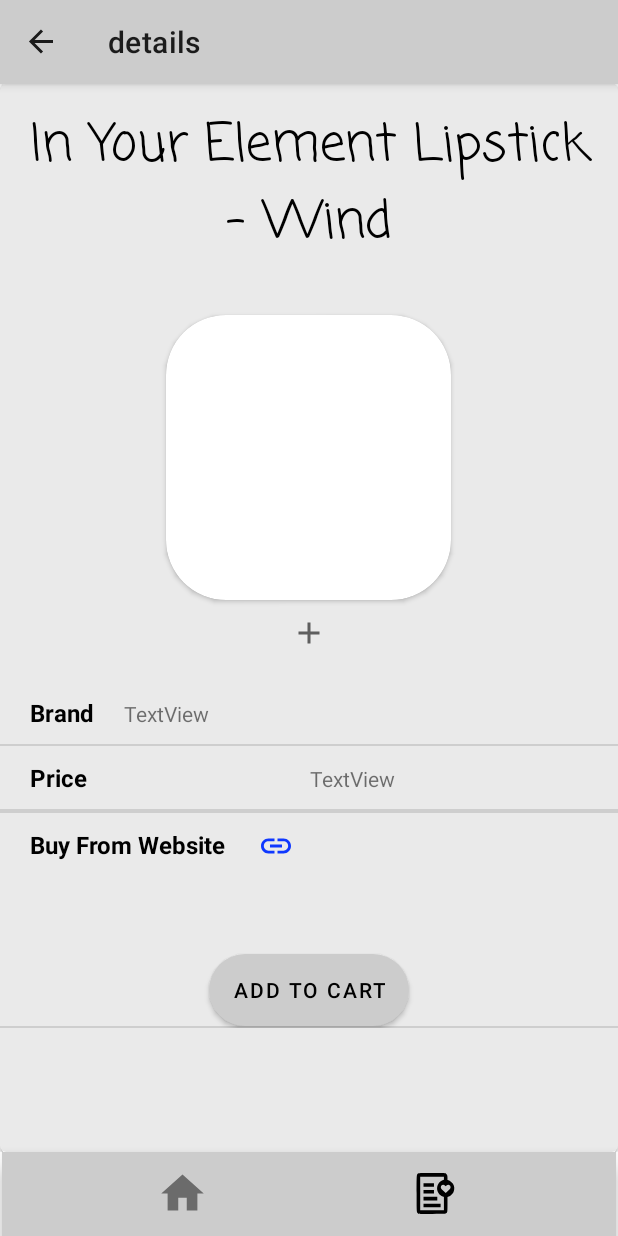
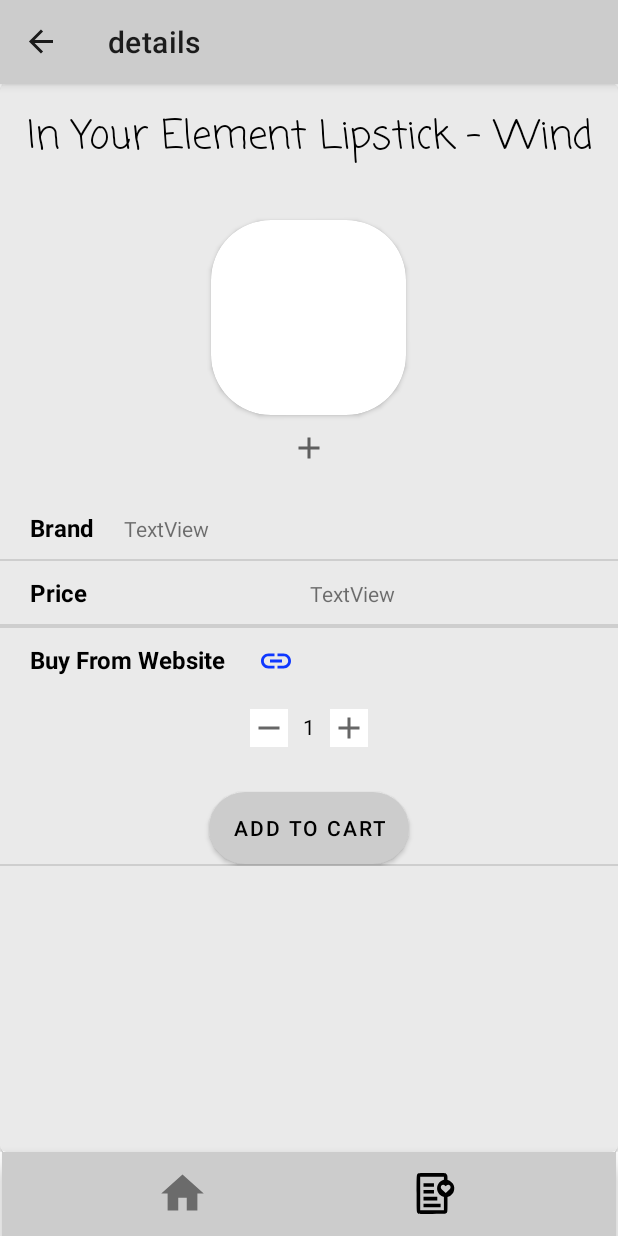
Before and after one commit to Hindalzarah/BeautyStop, an Android app: the DetailsFragment screen opened through its navigation route, on a phone screen of 412 x 824 dp. Run offline under Robolectric (Android 15) with nearby library versions, the phone set to English and light mode, and no system bars; our stand-ins replace Firebase (no records; nobody signed in at launch, a user with empty details on screens opened directly), Picasso, navigation-ui; pictures from the network do not load.

Commit message:
cart (not complete)

```diff
--- a/app/src/main/java/com/example/beautystop/api/MakeupApi.kt
+++ b/app/src/main/java/com/example/beautystop/api/MakeupApi.kt
@@ -1,6 +1,7 @@
 package com.example.beautystop.api
 
 import com.example.beautystop.models.MakeupModel
+import com.example.beautystop.models.ShoppingBagModel
 import com.example.beautystop.models.WishlistModel
 import okhttp3.ResponseBody
 import retrofit2.Response
@@ -41,12 +42,24 @@ interface MakeupApi {
 
 
 
+    //shopping bag functions
+
+    @GET("/shoppingbag")
+    suspend fun getShoppingBag(@Query ("userId") userId: String): Response<List<ShoppingBagModel>>
+
+    //to add products to the wishlist fragment
+    @POST("/shoppingbag")
+    suspend fun addToShoppingBag( @Body ShoppingBag: ShoppingBagModel): Response<ResponseBody>
+
+    //to remove products from the wishlist fragment
+
+    @DELETE("/shoppingbag/{id}")
+    suspend fun deleteFromShoppingBag( @Path("id") Id: String): Response<ResponseBody>
 
 
-
-
-
-
+    @PUT("/shoppingbag/{id}")
+    suspend fun editShoppingBag( @Path("id") Id: String,
+                              @Body ShoppingBag: ShoppingBagModel  ): Response<ShoppingBagModel>
 
 
 
--- a/app/src/main/java/com/example/beautystop/util/RegistrationTestingUtil.kt
+++ b/app/src/main/java/com/example/beautystop/util/RegistrationTestingUtil.kt
@@ -36,4 +36,6 @@ class RegistrationTestingUtil {
             }
             return true
         }
+
+
     }
--- /dev/null
+++ b/app/src/main/java/com/example/beautystop/view/DetailsViewModel.kt
@@ -0,0 +1,53 @@
+package com.example.beautystop.view
+
+import android.util.Log
+import androidx.lifecycle.MutableLiveData
+import androidx.lifecycle.ViewModel
+import androidx.lifecycle.viewModelScope
+import com.example.beautystop.models.MakeupModel
+import com.example.beautystop.models.ShoppingBagModel
+import com.example.beautystop.repositories.WishlistApiServiceRepository
+import com.google.firebase.auth.FirebaseAuth
+import kotlinx.coroutines.Dispatchers
+import kotlinx.coroutines.launch
+
+private const val TAG = "DetailsViewModel"
+class DetailsViewModel: ViewModel() {
+
+    private val apiWish_ShoppingBag = WishlistApiServiceRepository.get()
+    val userId = FirebaseAuth.getInstance().currentUser?.uid ?: ""
+    val makeupProductsLiveData = MutableLiveData<List<MakeupModel>>()
+    val makeupProductsErrorLiveData = MutableLiveData<String>()
+
+
+    fun addToShoppingBag(shoppingBagModel: MakeupModel,quantity: Int) {
+        viewModelScope.launch(Dispatchers.IO) {
+            try {
+
+                val response = apiWish_ShoppingBag.addToShoppingCart(ShoppingBagModel(shoppingBagModel.imageLink!!,
+                    shoppingBagModel.imageLink,
+                    shoppingBagModel.name!!,
+                    (shoppingBagModel.price!!.toInt()*quantity),quantity,userId))
+                if (response.isSuccessful) {
+
+
+                    Log.d(TAG, this.toString())
+
+                    //using the livedata to pass the response to the view
+
+
+                } else {
+                    Log.d(TAG, response.message())
+                    makeupProductsErrorLiveData.postValue(response.message())
+                }
+
+            } catch (e: Exception) {
+
+                Log.d(TAG, e.message.toString())
+                makeupProductsErrorLiveData.postValue(e.message.toString())
+            }
+        }
+    }
+
+
+}
--- a/app/src/main/java/com/example/beautystop/view/ProductsListViewModel.kt
+++ b/app/src/main/java/com/example/beautystop/view/ProductsListViewModel.kt
@@ -1,18 +1,17 @@
 package com.example.beautystop.view
 
 import android.util.Log
-import android.util.Range
 import androidx.lifecycle.MutableLiveData
 import androidx.lifecycle.ViewModel
 import androidx.lifecycle.viewModelScope
 import com.example.beautystop.models.MakeupModel
+import com.example.beautystop.models.ShoppingBagModel
 import com.example.beautystop.models.WishlistModel
 import com.example.beautystop.repositories.ApiServiceRepository
 import com.example.beautystop.repositories.WishlistApiServiceRepository
 import com.google.firebase.auth.FirebaseAuth
 import kotlinx.coroutines.Dispatchers
 import kotlinx.coroutines.launch
-import kotlin.math.log
 
 private const val TAG = "ProductsListViewModel"
 
@@ -20,12 +19,12 @@ class ProductsListViewModel : ViewModel() {
 
 
     private val apiRepo = ApiServiceRepository.get()
-    private val apiWish = WishlistApiServiceRepository.get()
+    private val apiWish_ShoppingBag = WishlistApiServiceRepository.get()
 
     val userId = FirebaseAuth.getInstance().currentUser?.uid ?: ""
     val makeupProductsLiveData = MutableLiveData<List<MakeupModel>>()
     val makeupProductsErrorLiveData = MutableLiveData<String>()
-    val addMakeupProductsLiveData = MutableLiveData<String>()
+
 
     //paging lists
     var allList = listOf<MakeupModel>()
@@ -85,11 +84,11 @@ class ProductsListViewModel : ViewModel() {
         viewModelScope.launch(Dispatchers.IO) {
             try {
 
-                val response = apiWish.addToWishlist(WishlistModel(wishlistBody.imageLink!!,
+                val response = apiWish_ShoppingBag.addToWishlist(WishlistModel(wishlistBody.imageLink!!,
                     wishlistBody.name!!,
                     1,
                     "",
-                    userId,""))
+                    userId,wishlistBody.price.toString()))
                 if (response.isSuccessful) {
 
 
@@ -110,6 +109,7 @@ class ProductsListViewModel : ViewModel() {
             }
         }
     }
+
 
     fun searchBrand(brand: String) {
         viewModelScope.launch(Dispatchers.IO) {
--- a/app/src/main/res/layout/fragment_details.xml
+++ b/app/src/main/res/layout/fragment_details.xml
@@ -34,12 +34,12 @@
             android:gravity="center"
             android:text="In Your Element Lipstick - Wind"
             android:textColor="@color/black"
-            android:textSize="34sp" />
+            android:textSize="26sp" />
 
         <androidx.cardview.widget.CardView
             android:id="@+id/view2"
-            android:layout_width="190dp"
-            android:layout_height="190dp"
+            android:layout_width="130dp"
+            android:layout_height="130dp"
             android:layout_centerHorizontal="true"
             android:layout_gravity="center"
             android:layout_marginTop="20dp"
@@ -53,8 +53,8 @@
 
             <ImageView
                 android:id="@+id/productDetailsImageview"
-                android:layout_width="200dp"
-                android:layout_height="200dp"
+                android:layout_width="140dp"
+                android:layout_height="140dp"
 
                 tools:srcCompat="@drawable/palette" />
         </androidx.cardview.widget.CardView>
@@ -182,12 +182,51 @@
                 android:text="TextView" />
 
         </LinearLayout>
+        <LinearLayout
+            android:layout_width="wrap_content"
+            android:layout_height="wrap_content"
+            android:orientation="horizontal">
+
+            <ImageButton
+                android:id="@+id/details_minus_button"
+                android:layout_width="wrap_content"
+                android:layout_height="wrap_content"
+                android:layout_marginTop="10dp"
+                android:layout_weight="1"
+                android:background="@drawable/imageview_boarder"
+                android:backgroundTint="@color/white"
+                app:srcCompat="@drawable/ic_baseline_remove_24" />
+
+            <TextView
+                android:id="@+id/details_amount_textview"
+                android:layout_width="wrap_content"
+                android:layout_height="wrap_content"
+                android:layout_marginStart="10dp"
+                android:layout_marginTop="12dp"
+                android:layout_marginEnd="10dp"
+                android:layout_weight="1"
+                android:gravity="center"
+                android:text="1"
+                android:textColor="@color/black" />
+
+            <ImageButton
+                android:id="@+id/details_plus_button"
+                android:layout_width="wrap_content"
+                android:layout_height="wrap_content"
+                android:layout_marginTop="10dp"
+                android:layout_weight="1"
+                android:background="@drawable/imageview_boarder"
+                android:backgroundTint="@color/white"
+                app:srcCompat="@drawable/ic_baseline_add_24" />
+
+
+        </LinearLayout>
 
         <Button
             android:id="@+id/addto_cart_button"
             android:layout_width="wrap_content"
             android:layout_height="wrap_content"
-            android:layout_marginTop="50dp"
+            android:layout_marginTop="30dp"
             android:background="@drawable/button_shape"
             android:text="@string/add_to_cart_button"
             android:textColor="@color/black" />
--- a/app/src/main/res/layout/fragment_shopping_cart.xml
+++ b/app/src/main/res/layout/fragment_shopping_bag.xml
@@ -5,7 +5,7 @@
     android:id="@+id/frameLayout4"
     android:layout_width="match_parent"
     android:layout_height="match_parent"
-    tools:context=".view.ShoppingCartFragment">
+    tools:context=".view.ShoppingBagFragment">
 
     <androidx.recyclerview.widget.RecyclerView
         android:id="@+id/cart_recyclerciew"
--- a/app/src/main/res/menu/main_menu.xml
+++ b/app/src/main/res/menu/main_menu.xml
@@ -1,7 +1,6 @@
 <?xml version="1.0" encoding="utf-8"?>
 <menu xmlns:app="http://schemas.android.com/apk/res-auto"
     xmlns:android="http://schemas.android.com/apk/res/android">
-    <item android:title="Cart" />
     <item
         android:id="@+id/logout"
         android:title="@string/log_out"
--- a/app/src/main/res/navigation/main_graph.xml
+++ b/app/src/main/res/navigation/main_graph.xml
@@ -45,7 +45,7 @@
     </fragment>
     <fragment
         android:id="@+id/shoppingCartFragment"
-        android:name="com.example.beautystop.view.ShoppingCartFragment"
+        android:name="com.example.beautystop.view.ShoppingBagFragment"
         android:label="Cart"
-        tools:layout="@layout/fragment_shopping_cart" />
+        tools:layout="@layout/fragment_shopping_bag" />
 </navigation>
```
Also changed, not shown: app/src/main/java/com/example/beautystop/models/ShoppingBagModel.kt (added, +19 -0 lines), app/src/main/java/com/example/beautystop/repositories/Wishlist-ShoppingBag-ApiServiceRepository.kt (renamed from app/src/main/java/com/example/beautystop/repositories/WishlistApiServiceRepository.kt, +7 -0 lines), app/src/main/java/com/example/beautystop/util/RegisterationValidation.kt (added, +30 -0 lines), app/src/main/java/com/example/beautystop/view/DetailsFragment.kt (+44 -12 lines), app/src/main/java/com/example/beautystop/view/ShoppingBagFragment.kt (renamed from app/src/main/java/com/example/beautystop/view/ShoppingCartFragment.kt, +8 -9 lines), app/src/main/java/com/example/beautystop/view/ShoppingBagViewModel.kt (added, +115 -0 lines), app/src/main/java/com/example/beautystop/view/adapter/ShoppingBagAdapter.kt (renamed from app/src/main/java/com/example/beautystop/view/adapter/CartAdapter.kt, +13 -7 lines), app/src/main/res/layout/shopping_bag_item_layout.xml (renamed from app/src/main/res/layout/shopping_cart_item_layout.xml, +19 -0 lines), 1 other file.
